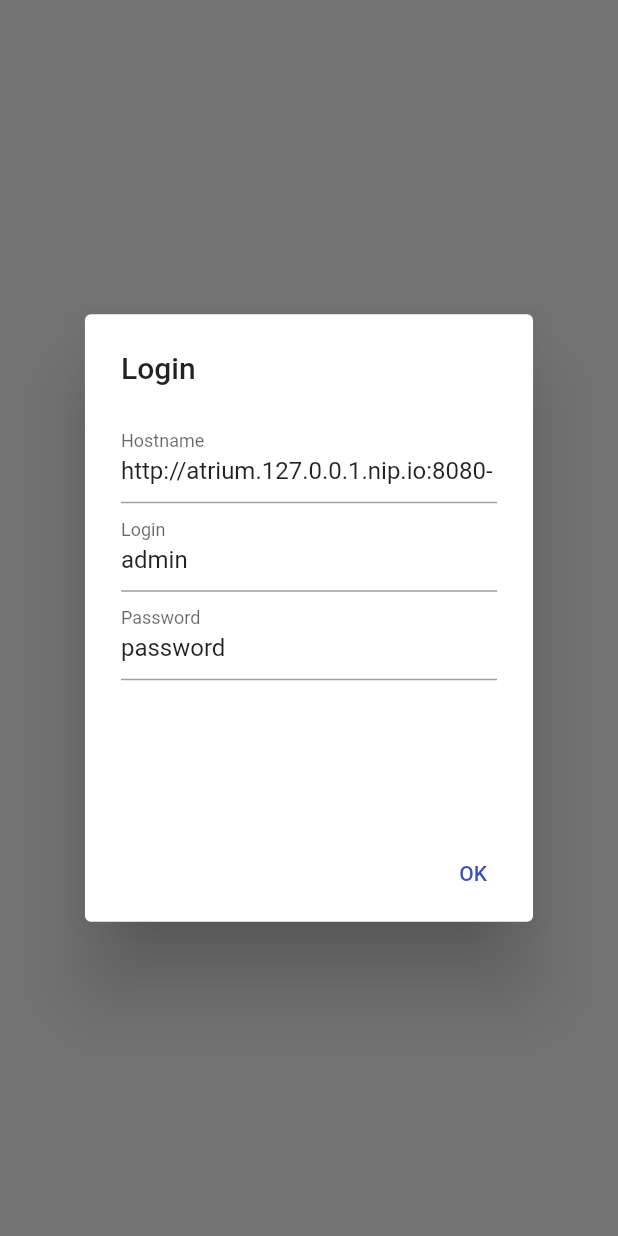
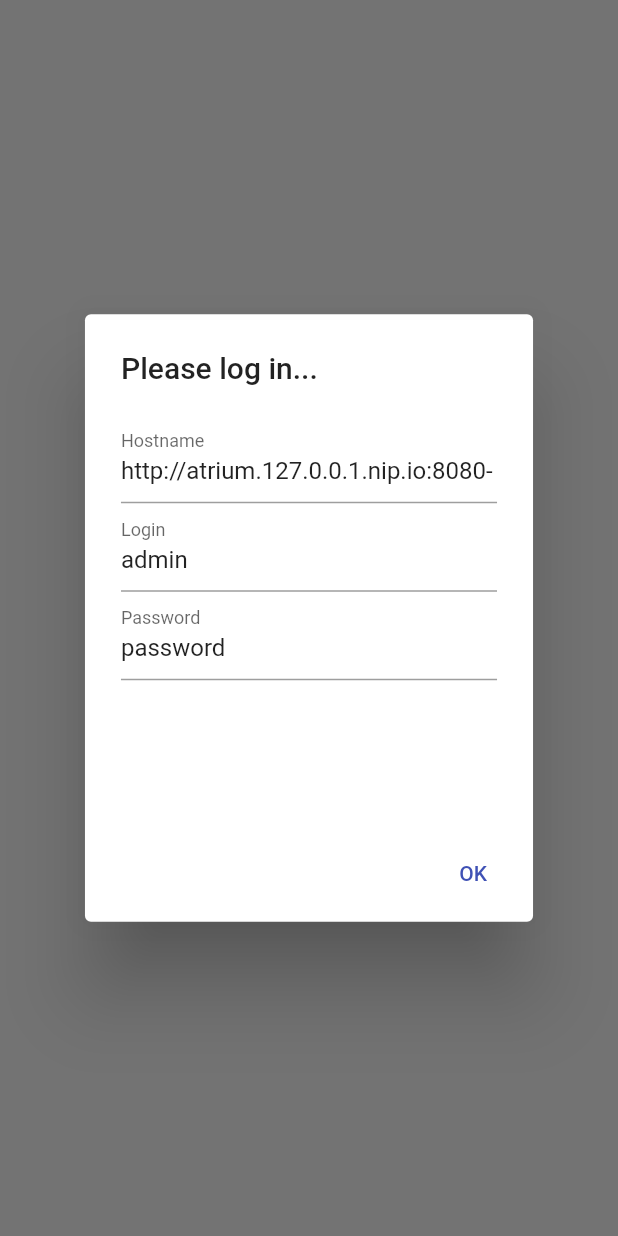
Before and after one commit to nicolaspernoud/atrium, a Flutter app: the screen it shows after launch, on a phone screen of 412 x 824 dp. Run offline on Flutter 3.47's test engine with Material 2 defaults, Android fonts, the phone set to English and light mode, and no system bars; our stand-ins replace dio, file_picker, flutter_colorpicker, shared_preferences, webview_flutter; missing offline and left inert: dart:html, filesize, flutter_iconpicker, pdfx, webdav_client; project files that could hold a hidden picture were left out.

Commit message:
fix: translations

```diff
--- a/frontend/lib/components/login_dialog.dart
+++ b/frontend/lib/components/login_dialog.dart
@@ -39,7 +39,7 @@ class _LoginDialogState extends State<LoginDialog> {
       App().prefs.hostname = Uri.base.origin;
     }
     return AlertDialog(
-      title: Text(tr(context, "login")),
+      title: Text(tr(context, "login_screen")),
       content: SizedBox(
         height: 250,
         child: Form(
--- a/frontend/lib/i18n.dart
+++ b/frontend/lib/i18n.dart
@@ -18,6 +18,7 @@ class MyLocalizations {
 
   static final Map<String, Map<String, String>> _localizedValues = {
     'en': {
+      "allow_symlinks": "Allow following symlinks",
       "apps": "Applications",
       "app_created": "Application created or altered with success",
       "cancel": "Cancel",
@@ -39,6 +40,7 @@ class MyLocalizations {
       "id": "Id",
       "is_proxy": "Is a proxy",
       "is_writable": "Is writable",
+      "login_screen": "Please log in...",
       "login": "Login",
       "memory_usage": "Memory usage",
       "name": "Name",
@@ -72,11 +74,12 @@ class MyLocalizations {
       "search": "Search",
     },
     'fr': {
+      "allow_symlinks": "Autoriser les suivi des liens symboliques",
       "apps": "Applications",
       "app_created": "Application créée ou modifiée avec succès",
       "cancel": "Annuler",
       "close": "Fermer",
-      "copy": "Copy",
+      "copy": "Copier",
       "cpu_usage": "Utilisation CPU",
       "cut": "Couper",
       "dav_created": "Dav créé ou modifié avec succès",
@@ -94,6 +97,7 @@ class MyLocalizations {
       "id": "Id",
       "is_proxy": "Serveur proxy",
       "is_writable": "Accès en écriture",
+      "login_screen": "Veuillez vous authentifier...",
       "login": "Nom d'utilisateur",
       "memory_usage": "Utilisation mémoire",
       "name": "Nom",
```
Also changed, not shown: 1 other file.
